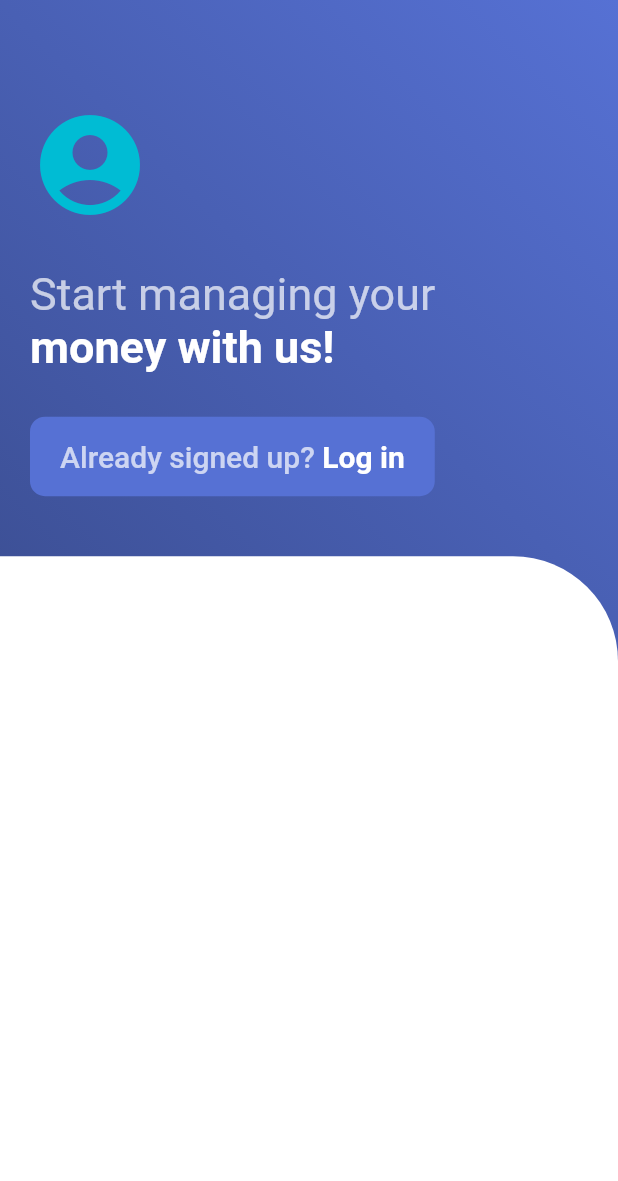
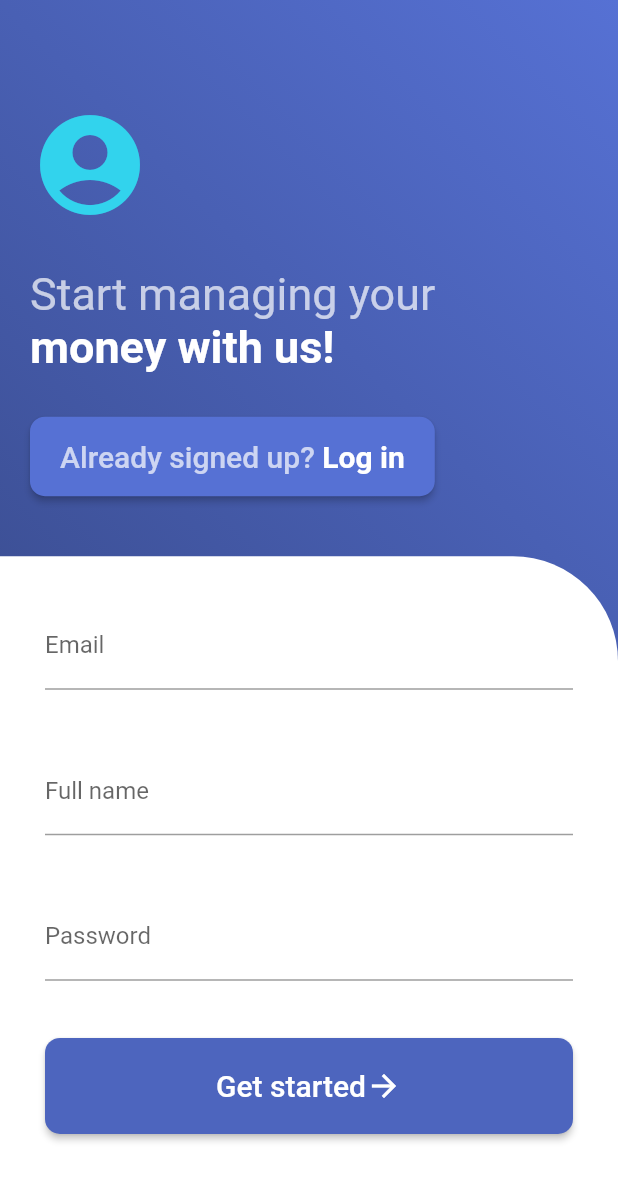
Before and after one commit to Jordan-Gillard/sign_up_page, a Flutter app: the screen it shows after launch, on a phone screen of 412 x 824 dp. Shown: the top 1181 px of the screen. Run offline on Flutter 3.47's test engine with Material 2 defaults, Android fonts, the phone set to English and light mode, and no system bars.

Commit message:
feat: Finishes second half of login screen
This commit finishes the second half of the login screen by
implementing the form to create a new account. For now, the
"Get started" button doesn't do anything.

```diff
--- a/lib/constants.dart
+++ b/lib/constants.dart
@@ -19,3 +19,6 @@ MaterialColor blueMaterialColor = MaterialColor(
 TextStyle largeTextStyle = TextStyle(fontSize: 30.0, color: Colors.white);
 TextStyle smallTextStyle = TextStyle(fontSize: 20.0, color: Colors.white);
 Color lightTextGray = Colors.white70;
+Color iconTurquoise = Color(0xFF32D3ED);
+RoundedRectangleBorder defaultRectangularButtonShape =
+    RoundedRectangleBorder(borderRadius: BorderRadius.circular(10.0));
--- /dev/null
+++ b/lib/create_account_form.dart
@@ -0,0 +1,54 @@
+import 'package:flutter/material.dart';
+import 'package:sign_up_page/constants.dart';
+
+class CreateAccountForm extends StatefulWidget {
+  @override
+  _CreateAccountFormState createState() => _CreateAccountFormState();
+}
+
+class _CreateAccountFormState extends State<CreateAccountForm> {
+  final _formKey = GlobalKey<FormState>();
+
+  @override
+  Widget build(BuildContext context) {
+    return Form(
+      key: _formKey,
+      child: Column(
+        children: <Widget>[
+          TextFormField(
+              decoration: InputDecoration(labelText: "Email"),
+              style: TextStyle(fontSize: 16.0)),
+          Spacer(),
+          TextFormField(
+              decoration: InputDecoration(labelText: "Full name"),
+              style: TextStyle(fontSize: 16.0)),
+          Spacer(),
+          TextFormField(
+              decoration: InputDecoration(labelText: "Password"),
+              style: TextStyle(fontSize: 16.0)),
+          Spacer(),
+          RaisedButton(
+            onPressed: () {},
+            padding: EdgeInsets.all(20.0),
+            color: blueMaterialColor.shade100,
+            shape: defaultRectangularButtonShape,
+            child: Row(
+              mainAxisAlignment: MainAxisAlignment.center,
+              children: <Widget>[
+                Text(
+                  "Get started",
+                  style: TextStyle(
+                    fontSize: 20.0,
+                    color: Colors.white,
+                  ),
+                ),
+                Icon(Icons.arrow_forward, color: Colors.white,),
+              ],
+            ),
+          ),
+          Spacer(),
+        ],
+      ),
+    );
+  }
+}
--- a/lib/login.dart
+++ b/lib/login.dart
@@ -1,5 +1,6 @@
 import 'package:flutter/material.dart';
 import 'package:sign_up_page/constants.dart';
+import 'package:sign_up_page/create_account_form.dart';
 
 class Login extends StatelessWidget {
   @override
@@ -25,7 +26,7 @@ class Login extends StatelessWidget {
                     children: <Widget>[
                       Icon(
                         Icons.account_circle,
-                        color: Colors.cyan,
+                        color: iconTurquoise,
                         size: 80.0,
                       ),
                       Spacer(),
@@ -38,9 +39,8 @@ class Login extends StatelessWidget {
                       Spacer(),
                       Row(
                         children: <Widget>[
-                          FlatButton(
-                            shape: RoundedRectangleBorder(
-                                borderRadius: BorderRadius.circular(10.0)),
+                          RaisedButton(
+                            shape: defaultRectangularButtonShape,
                             padding: EdgeInsets.symmetric(
                                 vertical: 15.0, horizontal: 20.0),
                             color: blueMaterialColor.shade50,
@@ -70,10 +70,15 @@ class Login extends StatelessWidget {
               Expanded(
                 flex: 55,
                 child: Container(
-                    decoration: BoxDecoration(
-                        color: Colors.white,
-                        borderRadius: BorderRadius.only(
-                            topRight: Radius.circular(70.0)))),
+                  decoration: BoxDecoration(
+                      color: Colors.white,
+                      borderRadius:
+                          BorderRadius.only(topRight: Radius.circular(70.0))),
+                  child: Padding(
+                    padding: const EdgeInsets.all(30.0),
+                    child: CreateAccountForm(),
+                  )
+                ),
               )
             ],
           ),
```
Also changed, not shown: lib/helper_functions.dart (added).
